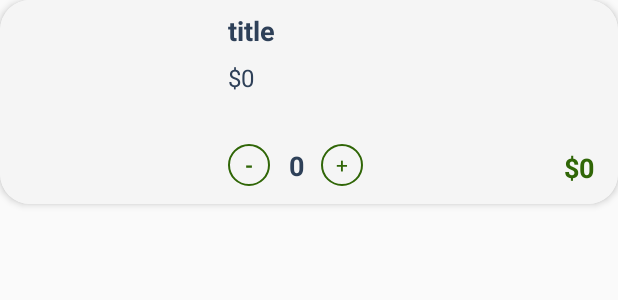
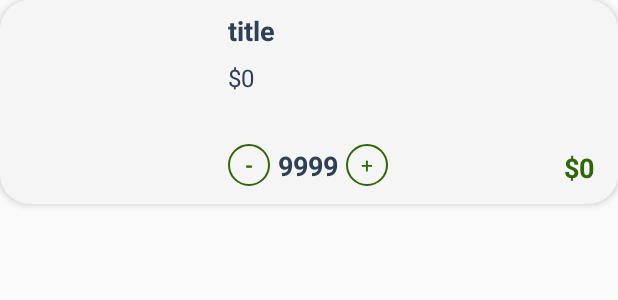
Before and after one commit to reiichan23/PRM391_Project, an Android app: the layout viewholder_cart.xml on its own in the app's theme, with its tools: preview values and no code run, on a phone screen of 412 x 824 dp. Shown: the top 300 px of the screen. Run offline under Robolectric (Android 15) with nearby library versions, the phone set to English and light mode, and no system bars.

Commit message:
update UI

```diff
--- a/app/src/main/res/layout/viewholder_cart.xml
+++ b/app/src/main/res/layout/viewholder_cart.xml
@@ -64,7 +64,7 @@
             tools:ignore="HardcodedText" />
 
         <androidx.constraintlayout.widget.ConstraintLayout
-            android:layout_width="90dp"
+            android:layout_width="wrap_content"
             android:layout_height="wrap_content"
             android:layout_marginBottom="4dp"
             app:layout_constraintBottom_toBottomOf="@+id/pic"
@@ -86,10 +86,12 @@
 
             <TextView
                 android:id="@+id/numberItemTxt"
-                android:layout_width="24dp"
+                android:layout_width="wrap_content"
                 android:gravity="center"
                 android:layout_height="wrap_content"
-                android:text="0"
+                android:text="9999"
+                android:paddingLeft="5dp"
+                android:paddingRight="5dp"
                 android:textColor="@color/blue_grey"
                 android:textStyle="bold"
                 android:textSize="18sp"
--- a/app/src/main/res/layout/viewholder_checkout.xml
+++ b/app/src/main/res/layout/viewholder_checkout.xml
@@ -68,10 +68,10 @@
                 app:layout_constraintBottom_toBottomOf="@+id/pic"
                 app:layout_constraintStart_toStartOf="@+id/totalEachItem"
                 android:id="@+id/numberItemTxt"
-                android:layout_width="24dp"
+                android:layout_width="wrap_content"
                 android:gravity="center"
                 android:layout_height="wrap_content"
-                android:text="0"
+                android:text="999"
                 android:textColor="@color/blue_grey"
                 android:textStyle="bold"
                 android:textSize="18sp"
```
